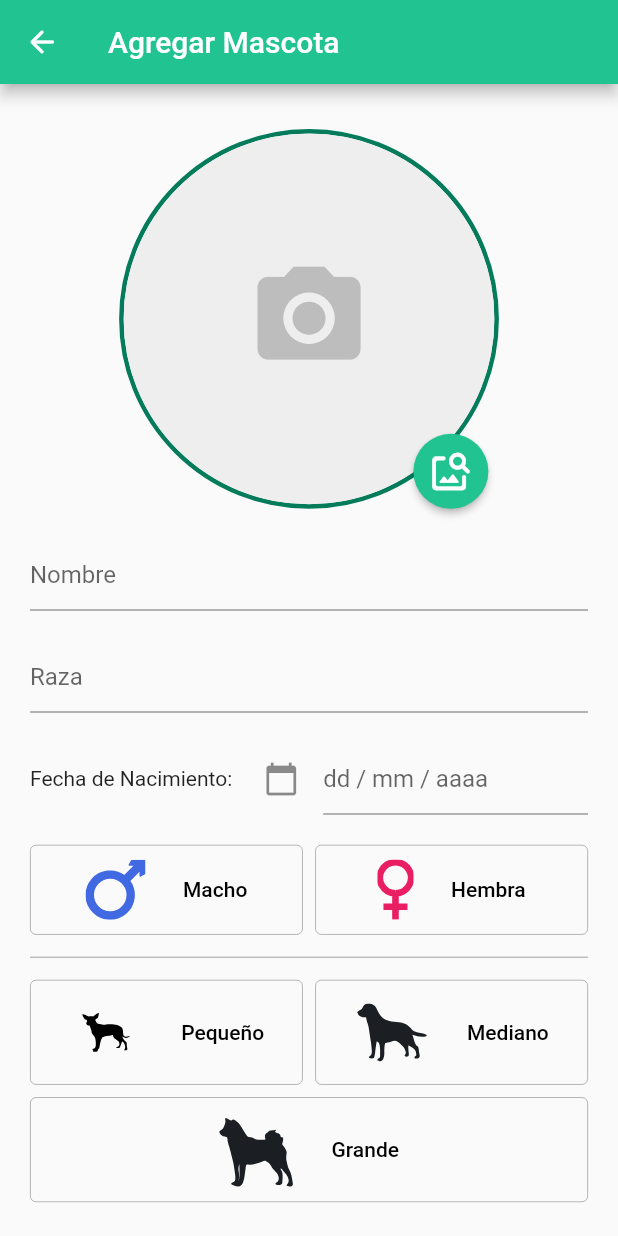
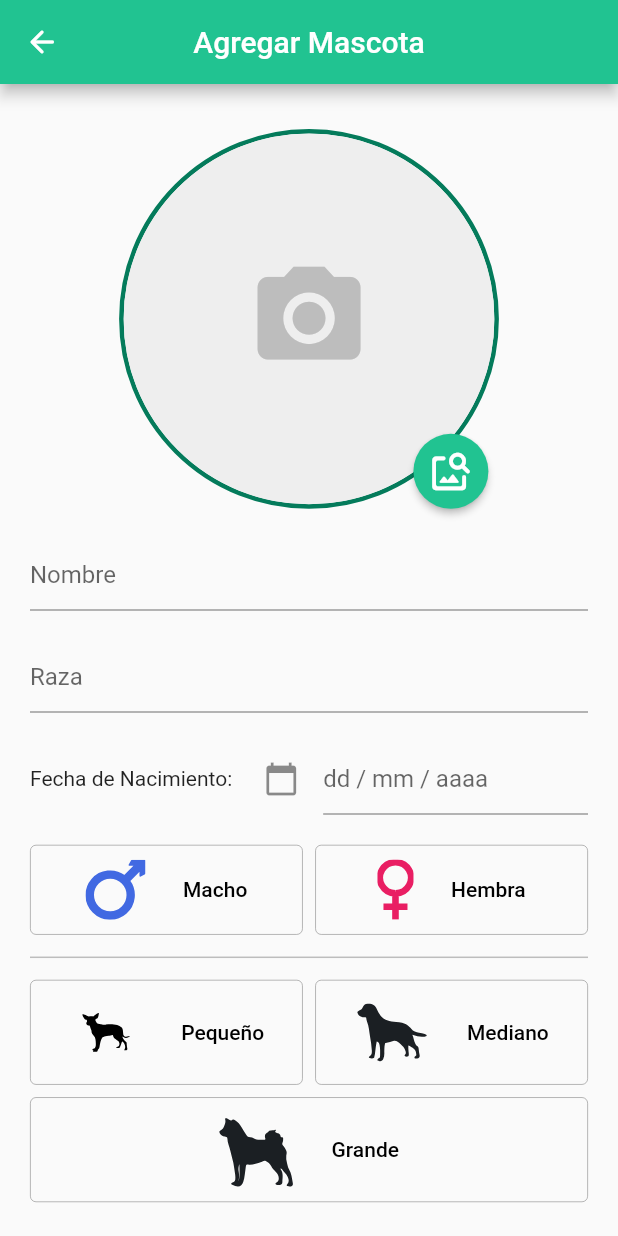
Before and after one commit to RadoV18/fielamigo_app, a Flutter app: the OwnerHomeScreen screen opened by its route, item 4 of the bottom bar chosen, after a tap on "Agregar Mascota", on a phone screen of 412 x 824 dp. Run offline on Flutter 3.47's test engine with Material 2 defaults, Android fonts, the phone set to English and light mode, and no system bars; our stand-ins replace bloc, equatable, flutter_bloc, flutter_svg, formz, image_picker and 5 more; missing offline and left inert: circular_bottom_navigation, dart:ffi, flutter_password_strength; accounts and stored records are empty; network calls fail.

```diff
--- a/lib/main.dart
+++ b/lib/main.dart
@@ -8,7 +8,7 @@ import 'package:fielamigo_app/screens/owner_add_pet/owner_add_pet.dart';
 import 'package:fielamigo_app/screens/owner_bookings/owner_bookings_screen.dart';
 import 'package:fielamigo_app/screens/owner_home/owner_home_screen.dart';
 import 'package:fielamigo_app/screens/owner_pets/owner_pets_screen.dart';
-import 'package:fielamigo_app/screens/owner_profile/owner_profile_screen.dart';
+import 'package:fielamigo_app/screens/profile/profile_screen.dart';
 import 'package:fielamigo_app/screens/user_form_screen/user_form_screen.dart';
 import 'package:flutter/material.dart';
 import 'package:flutter_bloc/flutter_bloc.dart';
@@ -73,7 +73,7 @@ class MyApp extends StatelessWidget {
             '/owner/bookings': (context) => const OwnerBookingsScreen(),
             '/owner/pets': (context) => const OwnerPetsScreen(),
             '/owner/pets/new': (context) => const OwnerAddPetScreen(),
-            '/owner/profile': (context) => const OwnerProfileScreen(),
+            '/owner/profile': (context) => const ProfileScreen(),
             '/user-form': (context) => const UserFormScreen(),
             '/caregiver/home': ((context) => CaregiverHomeScreen()),
           }
--- a/lib/screens/owner_add_pet/owner_add_pet.dart
+++ b/lib/screens/owner_add_pet/owner_add_pet.dart
@@ -2,6 +2,7 @@ import 'package:fielamigo_app/bloc/add_pet_cubit/add_pet_cubit.dart';
 import 'package:fielamigo_app/screens/owner_add_pet/widgets/breed_autocomplete.dart';
 import 'package:fielamigo_app/screens/owner_add_pet/widgets/dog_image_picker.dart';
 import 'package:fielamigo_app/screens/owner_add_pet/widgets/male_female_options.dart';
+import 'package:fielamigo_app/widgets/custom_app_bar.dart';
 import 'package:fielamigo_app/widgets/custom_date_picker.dart';
 import 'package:flutter/material.dart';
 import 'package:flutter_bloc/flutter_bloc.dart';
@@ -15,18 +16,9 @@ class OwnerAddPetScreen extends StatelessWidget {
   Widget build(BuildContext context) {
     return Scaffold(
       resizeToAvoidBottomInset: true,
-      appBar: AppBar(
-        leading: Builder(
-          builder: (BuildContext context) {
-            return IconButton(
-              icon: const Icon(Icons.arrow_back_rounded),
-              onPressed: () {
-                Navigator.pop(context);
-              },
-            );
-          },
-        ),
-        title: const Text("Agregar Mascota"),
+      appBar: CustomAppBar(
+        onBackButtonPressed: () => Navigator.pop(context),
+        title: 'Agregar Mascota',
       ),
       body: BlocBuilder<AddPetCubit, AddPetState>(
         builder: (context, state) {
--- a/lib/screens/owner_home/owner_home_screen.dart
+++ b/lib/screens/owner_home/owner_home_screen.dart
@@ -1,10 +1,11 @@
 import 'package:circular_bottom_navigation/tab_item.dart';
 import 'package:fielamigo_app/screens/owner_bookings/owner_bookings_screen.dart';
 import 'package:fielamigo_app/screens/owner_pets/owner_pets_screen.dart';
-import 'package:fielamigo_app/screens/owner_profile/owner_profile_screen.dart';
+import 'package:fielamigo_app/screens/profile/profile_screen.dart';
 import 'package:fielamigo_app/widgets/navigation.dart';
 import 'package:fielamigo_app/widgets/service_button.dart';
 import 'package:flutter/material.dart';
+import 'package:flutter_svg/flutter_svg.dart';
 import 'package:sizer/sizer.dart';
 
 import '../../widgets/bottom_navigation_bar_owner.dart';
@@ -19,7 +20,8 @@ class OwnerHomeScreen extends StatelessWidget {
       extendBody: false,
       body: SafeArea(
         child: Center(
-          child: Column(children: [
+          child: Column(
+            children: [
               Text(
                 "Bienvenido, {dueño}",
                 style: TextStyle(
@@ -36,40 +38,66 @@ class OwnerHomeScreen extends StatelessWidget {
               ),
               Expanded(
                 child: Column(
-                  children: const [
-                    SizedBox(height: 10),
+                  children: [
+                    const SizedBox(height: 10),
                     ServiceButton(
                       text: "Alojamiento",
                       route: "/owner/boarding",
-                        icon: Icons.bug_report),
-                    SizedBox(height: 10),
+                      icon: SvgPicture.asset(
+                        "assets/icons/ic_boarding.svg",
+                        height: 8.h,
+                      )
+                    ),
+                    const SizedBox(height: 10),
                     ServiceButton(
                       text: "Paseo",
                       route: "/owner/walking",
-                        icon: Icons.bug_report),
-                    SizedBox(height: 10),
+                      icon: SvgPicture.asset(
+                        "assets/icons/ic_dog_walk.svg",
+                        height: 8.h,
+                      )
+                    ),
+                    const SizedBox(height: 10),
                     ServiceButton(
                       text: "Entrenamiento",
                       route: "/owner/training",
-                        icon: Icons.bug_report),
-                    SizedBox(height: 10),
+                      icon: SvgPicture.asset(
+                        "assets/icons/ic_training.svg",
+                        height: 8.h,
+                      )
+                    ),
+                    const SizedBox(height: 10),
                     ServiceButton(
                       text: "Cuidado",
                       route: "/owner/nursing",
-                        icon: Icons.bug_report),
-                    SizedBox(height: 10),
+                      icon: SvgPicture.asset(
+                        "assets/icons/ic_nursing.svg",
+                        height: 8.h,
+                      )
+                    ),
+                    const SizedBox(height: 10),
                     ServiceButton(
                       text: "Seguros",
                       route: "/owner/insurance",
-                        icon: Icons.bug_report),
-                    SizedBox(height: 10),
+                      icon: SvgPicture.asset(
+                        "assets/icons/ic_insurance.svg",
+                        height: 8.h,
+                      )
+                    ),
+                    const SizedBox(height: 10),
                     ServiceButton(
                       text: "Veterinarias",
                       route: "/vets",
-                        icon: Icons.bug_report),
-                  ]),
+                      icon: SvgPicture.asset(
+                        "assets/icons/ic_vet.svg",
+                        height: 8.h,
                       )
-          ]),
+                    ),
+                  ]
+                ),
+              )
+            ]
+          ),
         ),
       ),
       bottomNavigationBar: const BottomNavigationBarOwner(
--- a/lib/screens/owner_pets/owner_pets_screen.dart
+++ b/lib/screens/owner_pets/owner_pets_screen.dart
@@ -1,3 +1,4 @@
+import 'package:fielamigo_app/widgets/custom_app_bar.dart';
 import 'package:fielamigo_app/widgets/pet_card.dart';
 import 'package:flutter/material.dart';
 
@@ -10,19 +11,9 @@ class OwnerPetsScreen extends StatelessWidget {
   Widget build(BuildContext context) {
     return Scaffold(
       backgroundColor: const Color(0xFFEEEEEE),
-      appBar: AppBar(
-        leading: Builder(
-          builder: (BuildContext context) {
-            return IconButton(
-              icon: const Icon(Icons.arrow_back_rounded),
-              onPressed: () {
-                Navigator.pop(context);
-              },
-            );
-          },
-        ),
-        title: const Text("Mis Mascotas"),
-        centerTitle: true,
+      appBar: CustomAppBar(
+        onBackButtonPressed: () => Navigator.pop(context),
+        title: 'Mis Mascotas',
       ),
       extendBody: true,
       body: SafeArea(
--- /dev/null
+++ b/lib/widgets/custom_app_bar.dart
@@ -0,0 +1,32 @@
+import 'package:flutter/material.dart';
+
+class CustomAppBar extends StatelessWidget with PreferredSizeWidget {
+  @override
+  final Size preferredSize;
+
+  final void Function() onBackButtonPressed;
+  final String title;
+
+  const CustomAppBar({
+    super.key,
+    required this.onBackButtonPressed,
+    this.title = 'Fiel Amigo',
+    this.preferredSize = const Size.fromHeight(56)
+  });
+
+  @override
+  Widget build(BuildContext context) {
+    return  AppBar(
+      leading: Builder(
+        builder: (BuildContext context) {
+          return IconButton(
+            icon: const Icon(Icons.arrow_back_rounded),
+            onPressed: onBackButtonPressed,
+          );
+        },
+      ),
+      title: Text(title),
+      centerTitle: true,
+    );
+  }
+}
--- a/lib/widgets/service_button.dart
+++ b/lib/widgets/service_button.dart
@@ -1,10 +1,11 @@
 import 'package:flutter/material.dart';
+import 'package:flutter_svg/flutter_svg.dart';
 import 'package:sizer/sizer.dart';
 
 class ServiceButton extends StatelessWidget {
   final String text;
   final String route;
-  final IconData icon;
+  final SvgPicture icon;
 
   const ServiceButton({
     super.key,
@@ -24,10 +25,7 @@ class ServiceButton extends StatelessWidget {
       ),
       child: Row(
         children: [
-          Icon(
-            icon,
-            size: 7.5.h,
-          ),
+          icon,
           Expanded(
             child: Text(
               text,
```
Also changed, not shown: lib/screens/owner_profile/owner_profile_screen.dart (deleted, +0 -17 lines), lib/screens/profile/profile_screen.dart (added, +103 -0 lines), lib/screens/profile/widgets/profile_card.dart (added, +54 -0 lines), lib/screens/profile/widgets/profile_option.dart (added, +51 -0 lines), assets/icons/ic_boarding.svg (added), assets/icons/ic_dog_walk.svg (added), assets/icons/ic_insurance.svg (added), assets/icons/ic_nursing.svg (added), assets/icons/ic_training.svg (added), assets/icons/ic_vet.svg (added). Lines whose indentation alone changed are shown as unchanged.
